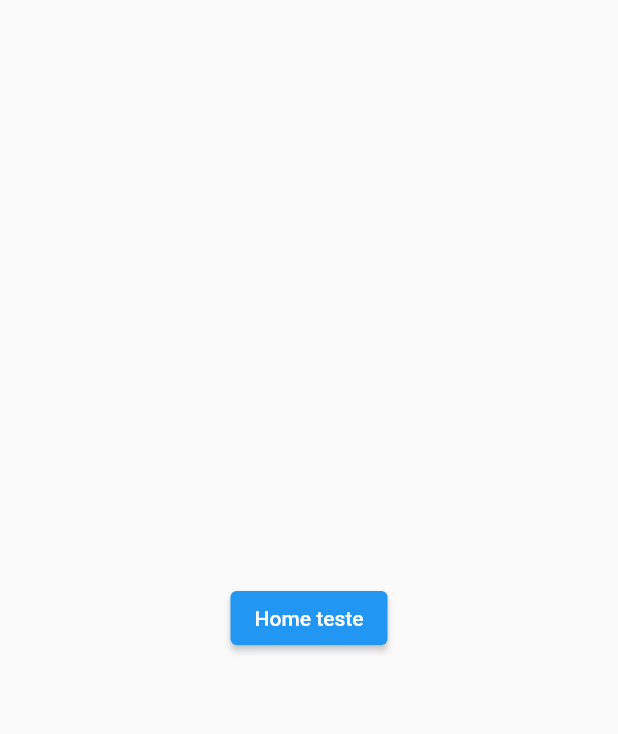
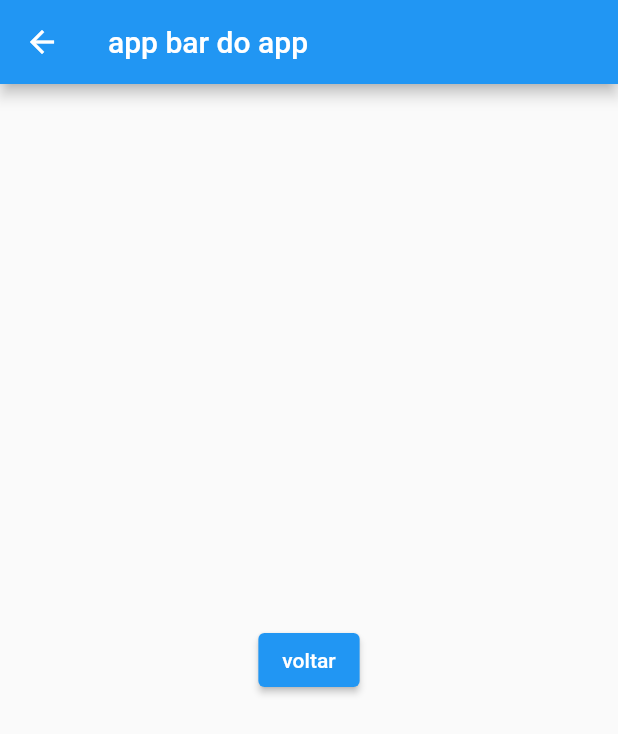
Before and after one commit to mathd1as/flutter-simple-app, a Flutter app: the screen it shows after launch, after a tap on "Autenticar", on a phone screen of 412 x 824 dp. Shown: the top 734 px of the screen. Run offline on Flutter 3.47's test engine with Material 2 defaults, Android fonts, the phone set to English and light mode, and no system bars.

Commit message:
feat: create main app bar

```diff
--- a/lib/home_page.dart
+++ b/lib/home_page.dart
@@ -1,16 +1,15 @@
 import 'package:flutter/material.dart';
 
 class HomePage extends StatefulWidget {
-  const HomePage({Key? key, required this.title}) : super(key: key);
+  const HomePage({Key? key}) : super(key: key);
 
-  final String title;
+  final String appBarTitle = 'app bar do app';
 
   @override
   State<HomePage> createState() => _HomePageState();
 }
 
 class _HomePageState extends State<HomePage> {
-   final GlobalKey<FormState> _formKey = GlobalKey<FormState>();
 
   // void _incrementCounter() {
   //   setState(() {
@@ -21,8 +20,11 @@ class _HomePageState extends State<HomePage> {
   @override
   Widget build(BuildContext context) {
     return Scaffold(
+      appBar: AppBar(
+        title: Text(widget.appBarTitle),
+      ),
       body: Center(
-        child: ElevatedButton(child: Text('Home teste'),
+        child: ElevatedButton(child: Text('voltar'),
         onPressed: () {
           Navigator.of(context).pop();
         },
--- a/lib/widgets/login_form_widget.dart
+++ b/lib/widgets/login_form_widget.dart
@@ -46,7 +46,7 @@ class _MyStatefulWidgetState extends State<MyStatefulWidget> {
             child: ElevatedButton(
               onPressed: () {
                Navigator.of(context).push(
-                 MaterialPageRoute(builder: (context) => const HomePage(title: 'teste',)));
+                 MaterialPageRoute(builder: (context) => const HomePage()));
               },
               child: const Text('Autenticar'),
             ),
```
